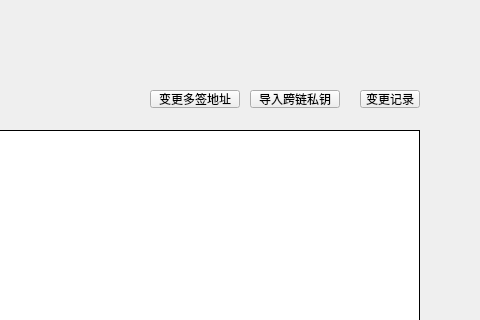
Above: LNKWallet/guard/GuardKeyManagePage.ui from HcashOrg/hx-indicator before the change; both pictures show x 290 to 770 and y 0 to 320 of the 770 by 510 pixel window. Below: the same form after it.
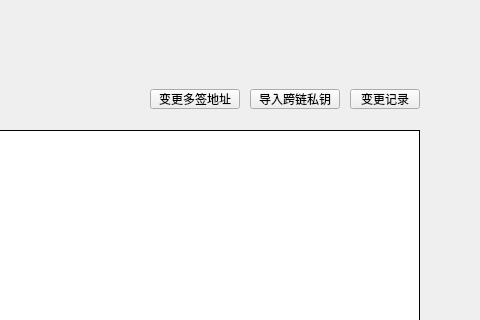
That is the form after the change.

The edit to the form file:
```diff
--- a/LNKWallet/guard/GuardKeyManagePage.ui
+++ b/LNKWallet/guard/GuardKeyManagePage.ui
@@ -238,10 +238,10 @@
   <widget class="QToolButton" name="historyBtn">
    <property name="geometry">
     <rect>
-     <x>650</x>
-     <y>90</y>
-     <width>60</width>
-     <height>18</height>
+     <x>640</x>
+     <y>89</y>
+     <width>70</width>
+     <height>20</height>
     </rect>
    </property>
    <property name="font">
@@ -269,9 +269,9 @@
    <property name="geometry">
     <rect>
      <x>540</x>
-     <y>90</y>
+     <y>89</y>
      <width>90</width>
-     <height>18</height>
+     <height>20</height>
     </rect>
    </property>
    <property name="font">
@@ -299,9 +299,9 @@
    <property name="geometry">
     <rect>
      <x>440</x>
-     <y>90</y>
+     <y>89</y>
      <width>90</width>
-     <height>18</height>
+     <height>20</height>
     </rect>
    </property>
    <property name="font">
```
